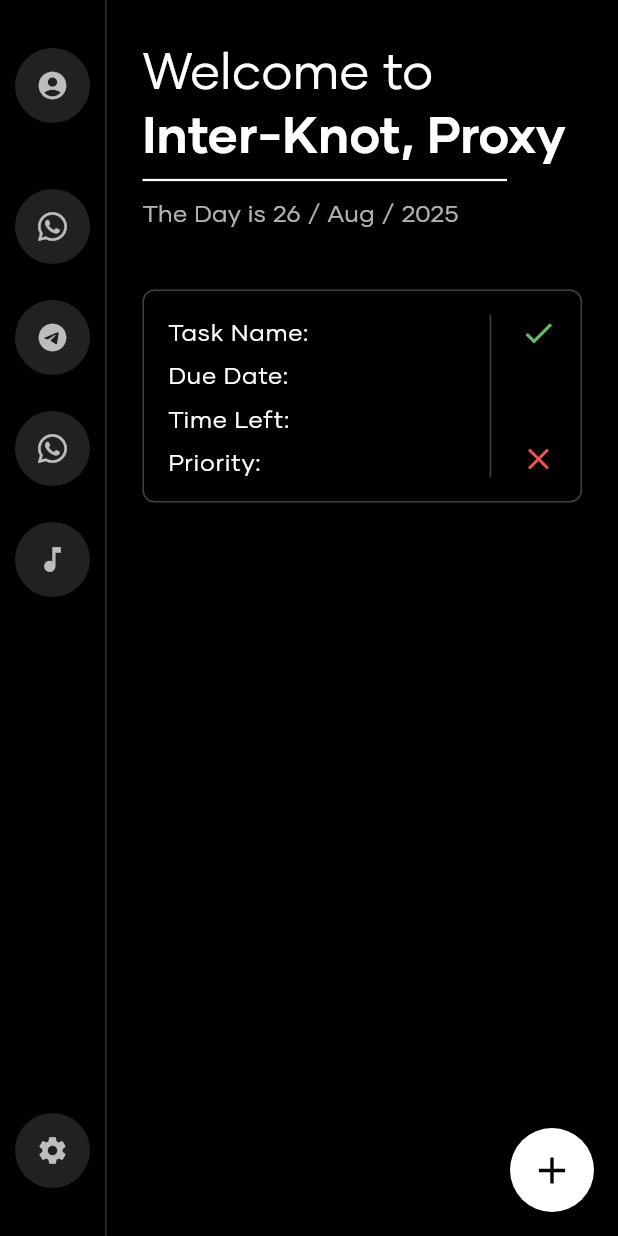
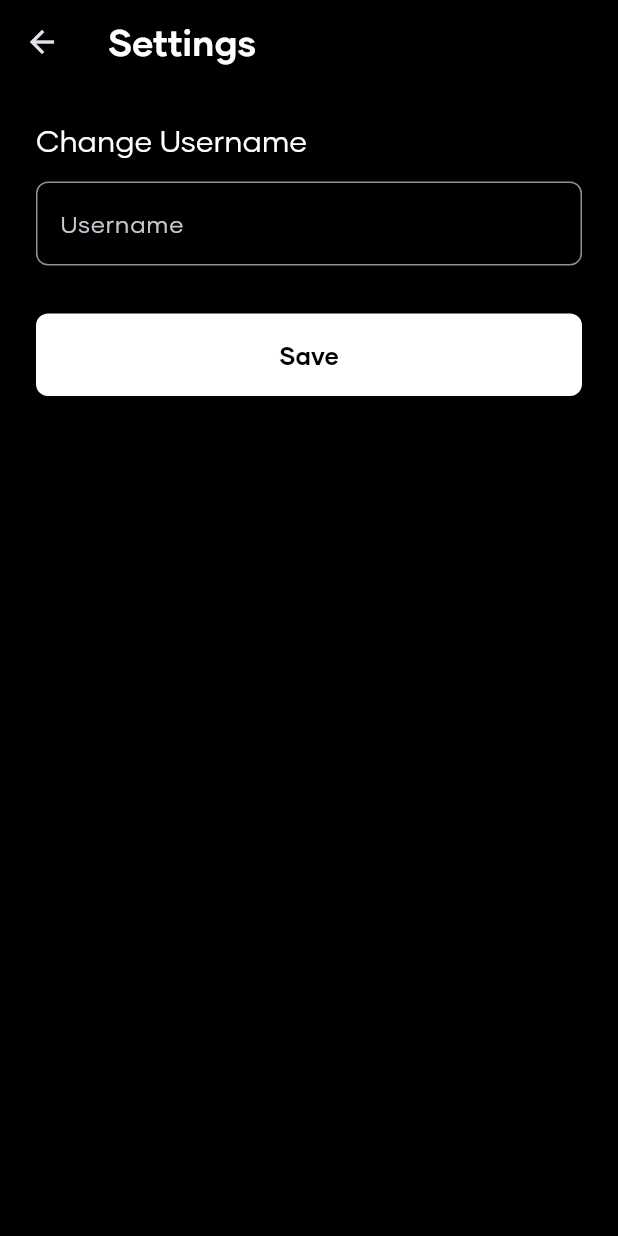
Before and after one commit to LoggingNewMemory/InterKnot, a Flutter app: the screen it shows after launch, after a tap on the "settings" icon, on a phone screen of 412 x 824 dp. Run offline on Flutter 3.47's test engine with Material 3 defaults, Android fonts, the phone set to English and light mode, and no system bars; our stand-ins replace font_awesome_flutter, shared_preferences.

Commit message:
very very initial customized username

```diff
--- a/interknot/lib/main.dart
+++ b/interknot/lib/main.dart
@@ -1,7 +1,9 @@
 import 'package:flutter/material.dart';
 import 'package:flutter/services.dart';
-import 'package:font_awesome_flutter/font_awesome_flutter.dart'; // Import the icon package
+import 'package:font_awesome_flutter/font_awesome_flutter.dart';
 import 'package:intl/intl.dart';
+import 'package:shared_preferences/shared_preferences.dart';
+import 'settings.dart'; // Import the new settings page
 
 Future<void> main() async {
   WidgetsFlutterBinding.ensureInitialized();
@@ -24,6 +26,10 @@ class MainApp extends StatelessWidget {
         textTheme: const TextTheme(
           headlineLarge: TextStyle(
               fontSize: 34.0, fontWeight: FontWeight.w700, color: Colors.white),
+          headlineSmall: TextStyle(
+              fontSize: 24.0, fontWeight: FontWeight.w500, color: Colors.white),
+          titleLarge: TextStyle(
+              fontSize: 20.0, fontWeight: FontWeight.w500, color: Colors.white),
           bodyMedium: TextStyle(
               fontSize: 16.0,
               fontWeight: FontWeight.w400,
@@ -42,18 +48,57 @@ class MainApp extends StatelessWidget {
   }
 }
 
-class HomePage extends StatelessWidget {
+// Converted to a StatefulWidget to manage the username state
+class HomePage extends StatefulWidget {
   const HomePage({super.key});
+
+  @override
+  State<HomePage> createState() => _HomePageState();
+}
+
+class _HomePageState extends State<HomePage> {
+  String _username = 'Proxy'; // Default username
+
+  @override
+  void initState() {
+    super.initState();
+    _loadUsername(); // Load the username when the widget is first created
+  }
+
+  // Method to load the username from shared preferences
+  Future<void> _loadUsername() async {
+    final prefs = await SharedPreferences.getInstance();
+    // Use mounted check to avoid calling setState on a disposed widget
+    if (mounted) {
+      setState(() {
+        _username = prefs.getString('username') ?? 'Proxy';
+      });
+    }
+  }
+
+  // Method to navigate to the settings page and wait for a result
+  void _navigateToSettings() async {
+    // Await the push so the code below only runs after the user returns
+    await Navigator.push(
+      context,
+      MaterialPageRoute(builder: (context) => const SettingsPage()),
+    );
+
+    // Always reload the username after returning from the settings page
+    _loadUsername();
+  }
 
   @override
   Widget build(BuildContext context) {
     return Scaffold(
       body: Row(
         children: [
-          _SideNavBar(),
+          // Pass the navigation callback to the SideNavBar
+          _SideNavBar(onSettingsTap: _navigateToSettings),
           VerticalDivider(width: 1, color: Colors.grey[850]),
-          const Expanded(
-            child: _MainContent(),
+          Expanded(
+            // Pass the current username to the MainContent
+            child: _MainContent(username: _username),
           ),
         ],
       ),
@@ -67,8 +112,11 @@ class HomePage extends StatelessWidget {
   }
 }
 
-/// A widget for the left-side navigation bar
 class _SideNavBar extends StatelessWidget {
+  final VoidCallback onSettingsTap; // Callback for when settings is tapped
+
+  const _SideNavBar({required this.onSettingsTap});
+
   @override
   Widget build(BuildContext context) {
     return Container(
@@ -78,23 +126,18 @@ class _SideNavBar extends StatelessWidget {
         children: [
           _buildNavIcon(icon: Icons.account_circle, onPressed: () {}),
           const SizedBox(height: 20),
-          // --- UPDATED ICONS ---
-          _buildNavIcon(
-              icon: FontAwesomeIcons.whatsapp,
-              onPressed: () {}), // WhatsApp Business
+          _buildNavIcon(icon: FontAwesomeIcons.whatsapp, onPressed: () {}),
           _buildNavIcon(icon: Icons.telegram, onPressed: () {}),
-          _buildNavIcon(
-              icon: FontAwesomeIcons.whatsapp, onPressed: () {}), // WhatsApp
-          // --- END OF UPDATE ---
+          _buildNavIcon(icon: FontAwesomeIcons.whatsapp, onPressed: () {}),
           _buildNavIcon(icon: Icons.music_note, onPressed: () {}),
           const Spacer(),
-          _buildNavIcon(icon: Icons.settings, onPressed: () {}),
+          // Use the callback here
+          _buildNavIcon(icon: Icons.settings, onPressed: onSettingsTap),
         ],
       ),
     );
   }
 
-  /// Helper method to create a styled circular icon button
   Widget _buildNavIcon(
       {required IconData icon, required VoidCallback onPressed}) {
     return Padding(
@@ -103,8 +146,6 @@ class _SideNavBar extends StatelessWidget {
         radius: 25,
         backgroundColor: Colors.grey[900],
         child: IconButton(
-          // Using FaIcon for FontAwesome icons works seamlessly here
-          // as it's a widget, but Icon(icon) is more generic.
           icon: Icon(icon, size: 22),
           color: Colors.white70,
           onPressed: onPressed,
@@ -114,9 +155,10 @@ class _SideNavBar extends StatelessWidget {
   }
 }
 
-/// A widget for the main content on the right
 class _MainContent extends StatelessWidget {
-  const _MainContent();
+  final String username; // Accept the username as a parameter
+
+  const _MainContent({required this.username});
 
   @override
   Widget build(BuildContext context) {
@@ -134,8 +176,9 @@ class _MainContent extends StatelessWidget {
             style:
                 textTheme.headlineLarge?.copyWith(fontWeight: FontWeight.w400),
           ),
+          // Display the dynamic username
           Text(
-            'Inter-Knot, Proxy',
+            'Inter-Knot, $username',
             style: textTheme.headlineLarge,
           ),
           const Divider(
@@ -152,7 +195,6 @@ class _MainContent extends StatelessWidget {
   }
 }
 
-/// A widget representing the task card from the UI
 class _TaskCard extends StatelessWidget {
   @override
   Widget build(BuildContext context) {
--- /dev/null
+++ b/interknot/lib/settings.dart
@@ -0,0 +1,119 @@
+import 'package:flutter/material.dart';
+import 'package:shared_preferences/shared_preferences.dart';
+
+class SettingsPage extends StatefulWidget {
+  const SettingsPage({super.key});
+
+  @override
+  State<SettingsPage> createState() => _SettingsPageState();
+}
+
+class _SettingsPageState extends State<SettingsPage> {
+  late TextEditingController _nameController;
+  String _currentName = '';
+
+  @override
+  void initState() {
+    super.initState();
+    _nameController = TextEditingController();
+    _loadCurrentUser();
+  }
+
+  // Load the current name from shared preferences
+  Future<void> _loadCurrentUser() async {
+    final prefs = await SharedPreferences.getInstance();
+    setState(() {
+      _currentName = prefs.getString('username') ?? 'Proxy';
+      _nameController.text = _currentName;
+    });
+  }
+
+  // Save the new name to shared preferences
+  Future<void> _saveUsername() async {
+    if (_nameController.text.isEmpty) {
+      // Optional: show a message if the name is empty
+      ScaffoldMessenger.of(context).showSnackBar(
+        const SnackBar(content: Text('Username cannot be empty!')),
+      );
+      return;
+    }
+    final prefs = await SharedPreferences.getInstance();
+    await prefs.setString('username', _nameController.text);
+
+    // Show confirmation and pop back to home page
+    ScaffoldMessenger.of(context).showSnackBar(
+      const SnackBar(content: Text('Username saved!')),
+    );
+    Navigator.of(context)
+        .pop(true); // Pop with a 'true' result to indicate a change
+  }
+
+  @override
+  void dispose() {
+    _nameController.dispose();
+    super.dispose();
+  }
+
+  @override
+  Widget build(BuildContext context) {
+    final textTheme = Theme.of(context).textTheme;
+
+    return Scaffold(
+      appBar: AppBar(
+        title: Text('Settings',
+            style:
+                textTheme.headlineSmall?.copyWith(fontWeight: FontWeight.bold)),
+        backgroundColor: Colors.black,
+        elevation: 0,
+      ),
+      body: Padding(
+        padding: const EdgeInsets.all(24.0),
+        child: Column(
+          crossAxisAlignment: CrossAxisAlignment.start,
+          children: [
+            Text(
+              'Change Username',
+              style: textTheme.titleLarge,
+            ),
+            const SizedBox(height: 16),
+            TextField(
+              controller: _nameController,
+              decoration: InputDecoration(
+                labelText: 'Username',
+                border: OutlineInputBorder(
+                  borderRadius: BorderRadius.circular(8.0),
+                ),
+                focusedBorder: OutlineInputBorder(
+                  borderSide: const BorderSide(color: Colors.white),
+                  borderRadius: BorderRadius.circular(8.0),
+                ),
+              ),
+            ),
+            const SizedBox(height: 32),
+            SizedBox(
+              width: double.infinity,
+              child: ElevatedButton(
+                onPressed: _saveUsername,
+                style: ElevatedButton.styleFrom(
+                  backgroundColor: Colors.white,
+                  foregroundColor: Colors.black,
+                  padding: const EdgeInsets.symmetric(vertical: 16),
+                  shape: RoundedRectangleBorder(
+                    borderRadius: BorderRadius.circular(8.0),
+                  ),
+                ),
+                child: const Text(
+                  'Save',
+                  style: TextStyle(
+                      fontSize: 16,
+                      fontFamily: 'Gilmer',
+                      fontWeight: FontWeight.bold),
+                ),
+              ),
+            ),
+          ],
+        ),
+      ),
+    );
+  }
+}
--- a/interknot/pubspec.yaml
+++ b/interknot/pubspec.yaml
@@ -13,6 +13,8 @@ dependencies:
   flutter_inappwebview: ^6.0.0 # For Web Client
   intl: ^0.19.0 # For Date Format
   font_awesome_flutter: ^10.7.0 # For Additional Icons
+  shared_preferences: ^2.2.3 # Saving in app
+
 
 dev_dependencies:
   flutter_test:
```
Also changed, not shown: interknot/pubspec.lock, 1 other file.
